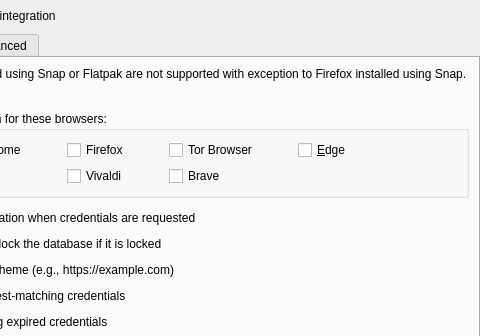
keepassxreboot/keepassxc, file src/browser/BrowserSettingsWidget.ui: the form before one commit; both pictures show x 106 to 586 and y 0 to 336 of the 586 by 494 pixel window.
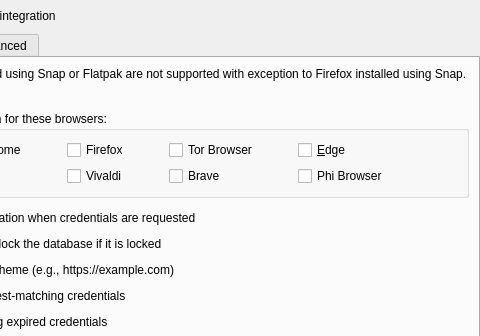
The form after the commit. Custom widgets are drawn as their Qt base class.

Commit message: Browser: Add macOS support for Phi Browser

```diff
--- a/src/browser/BrowserSettingsWidget.ui
+++ b/src/browser/BrowserSettingsWidget.ui
@@ -154,6 +154,16 @@
             </property>
            </widget>
           </item>
+          <item row="1" column="3">
+           <widget class="QCheckBox" name="phiBrowserSupport">
+            <property name="text">
+             <string>Phi Browser</string>
+            </property>
+            <property name="checked">
+             <bool>false</bool>
+            </property>
+           </widget>
+          </item>
           <item row="0" column="4">
            <spacer name="horizontalSpacer">
             <property name="orientation">
```
The commit also changes 5 other files.
